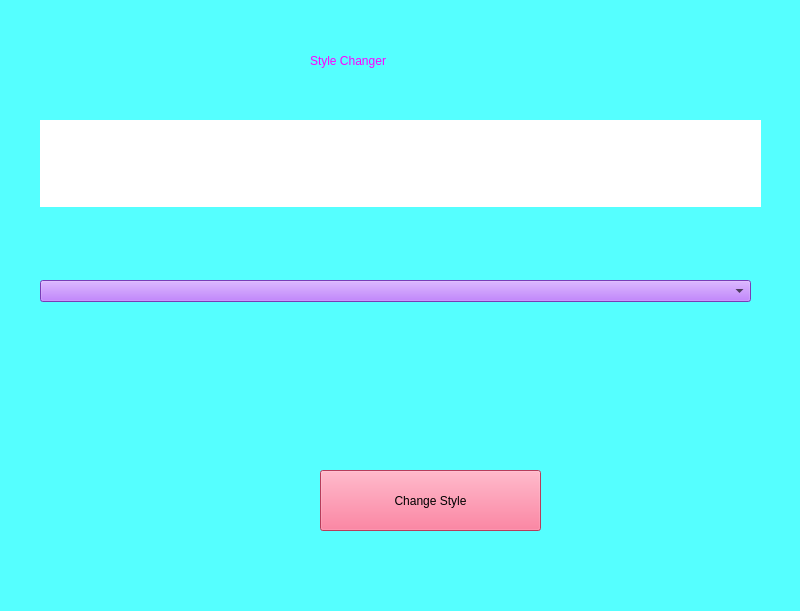
Qt form app.ui (AmanDeka/Style-Changer) before a commit.
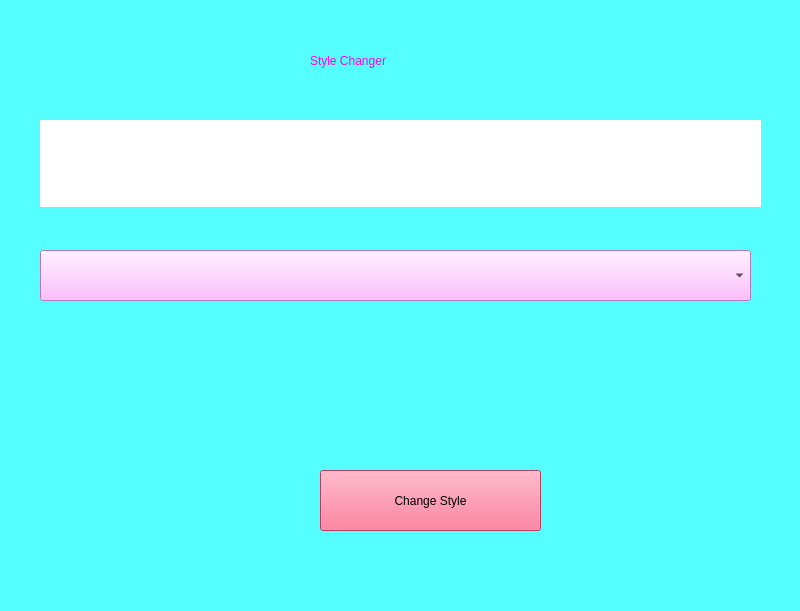
The same form after that commit.

```diff
--- a/app.ui
+++ b/app.ui
@@ -35,13 +35,14 @@
     <property name="geometry">
      <rect>
       <x>40</x>
-      <y>280</y>
+      <y>250</y>
       <width>711</width>
-      <height>22</height>
+      <height>51</height>
      </rect>
     </property>
     <property name="styleSheet">
-     <string notr="true">background-color: rgb(170, 85, 255);</string>
+     <string notr="true">font: 11pt &quot;MS Shell Dlg 2&quot;;
+background-color: rgb(255, 170, 255);</string>
     </property>
    </widget>
    <widget class="QLabel" name="label">
```
Left out of the diff: 3 changed lines with no effect on the pictures.
